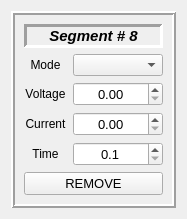
Above: src/window_munk_power_supply/widgetsegmenttimedata.ui from dmherrington/ECM-Control-System before the change. Below: the same form after it.
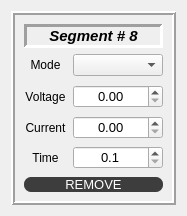
That is the form after the change.

Diff of the .ui file:
```diff
--- a/src/window_munk_power_supply/widgetsegmenttimedata.ui
+++ b/src/window_munk_power_supply/widgetsegmenttimedata.ui
@@ -25,6 +25,123 @@
   <property name="windowTitle">
    <string>Form</string>
   </property>
+  <property name="styleSheet">
+   <string notr="true">QMainWindow{
+background-color:#1d1d1d;
+}
+
+QMenuBar{
+background-color:#1d1d1d;
+padding:5px;
+	font: 12pt &quot;MS Shell Dlg 2&quot;;
+}
+
+QMenuBar::item{
+background-color:#1d1d1d;
+color:#fff;
+padding:5px;
+
+}
+
+QMenu{
+color:#fff;
+padding:0;
+}
+
+QMenu::item:selected{
+color:#fff;
+background-color:#00aba9;
+}
+
+QTableWidget{
+background-color:#3d3d3d;
+color:#fff;
+  selection-background-color: #da532c;
+border:solid;
+border-width:3px;
+border-color:#da532c;
+}
+QHeaderView::section{
+background-color:qlineargradient(spread:pad, x1:0, y1:0, x2:1, y2:0, stop:0 rgba(20, 158, 217, 255), stop:1 rgba(36, 158, 217, 255));
+border:none;
+border-top-style:solid;
+border-width:1px;
+border-top-color:qlineargradient(spread:pad, x1:0, y1:0, x2:1, y2:0, stop:0 rgba(20, 158, 217, 255), stop:1 rgba(36, 158, 217, 255));
+color:#fff;
+
+}
+QHeaderView{
+background-color:qlineargradient(spread:pad, x1:0, y1:0, x2:1, y2:0, stop:0 rgba(20, 158, 217, 255), stop:1 rgba(36, 158, 217, 255));
+
+border:none;
+border-top-style:solid;
+border-width:1px;
+border-top-color:#149ED9;
+color:#fff;
+	font: 75 12pt &quot;Calibri&quot;;
+}
+
+QTableCornerButton::section{
+border:none;
+background-color:#149ED9;
+}
+
+QListWidget{
+background-color:#3d3d3d;
+color:#fff;
+}
+
+QMenu{
+background-color:#3d3d3d;
+}
+QStatusBar{
+background-color:#7e3878;
+color:#fff;
+}
+
+QPushButton{
+border-style:solid;
+
+background-color:#3d3d3d;
+color:#fff;
+border-radius:7px;
+}
+QPushButton:hover{
+color:#ccc;
+	background-color: qlineargradient(spread:pad, x1:0.517, y1:0, x2:0.517, y2:1, stop:0 rgba(45, 45, 45, 255), stop:0.505682 rgba(45, 45, 45, 255), stop:1 rgba(29, 29, 29, 255));
+	border-color:#2d89ef;
+border-width:2px;
+}
+
+QPushButton:pressed{
+background-color: qlineargradient(spread:pad, x1:0.517, y1:0, x2:0.517, y2:1, stop:0 rgba(29, 29, 29, 255), stop:0.505682 rgba(45, 45, 45, 255), stop:1 rgba(29, 29, 29, 255));
+}
+
+
+QTabWidget::tab{
+background-color:#3d3d3d;
+}
+
+QLineEdit{
+border-radius:0;
+}
+
+QProgressBar{
+border-radius:0;
+text-align:center;
+color:#fff;
+background-color:transparent;
+border: 2px solid #e3a21a;
+border-radius:7px;
+	font: 75 12pt &quot;Open Sans&quot;;
+
+}
+
+QProgressBar::chunk{
+background-color:#2d89ef;
+width:20px;
+}</string>
+  </property>
   <layout class="QGridLayout" name="gridLayout_2">
    <item row="0" column="0">
     <widget class="QFrame" name="frame">
```
